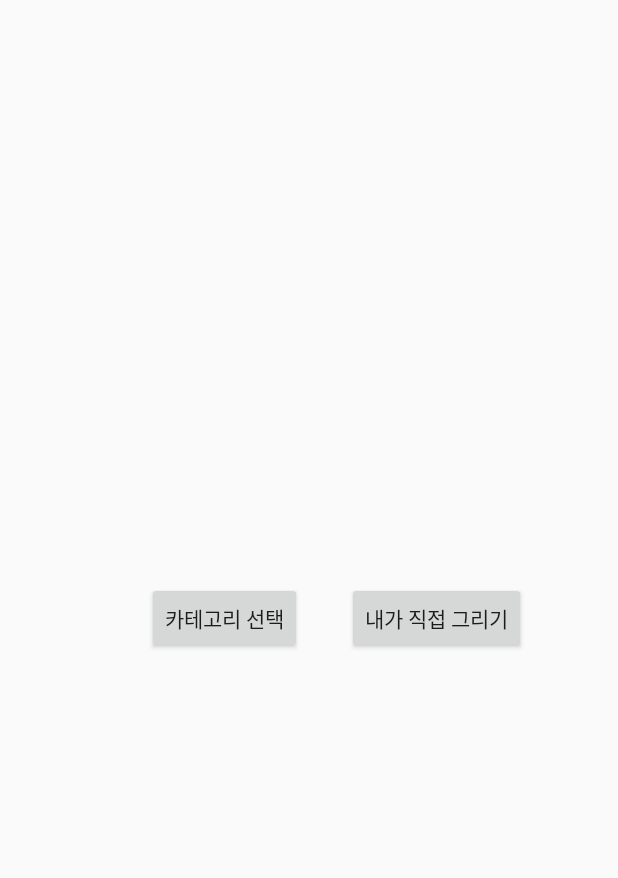
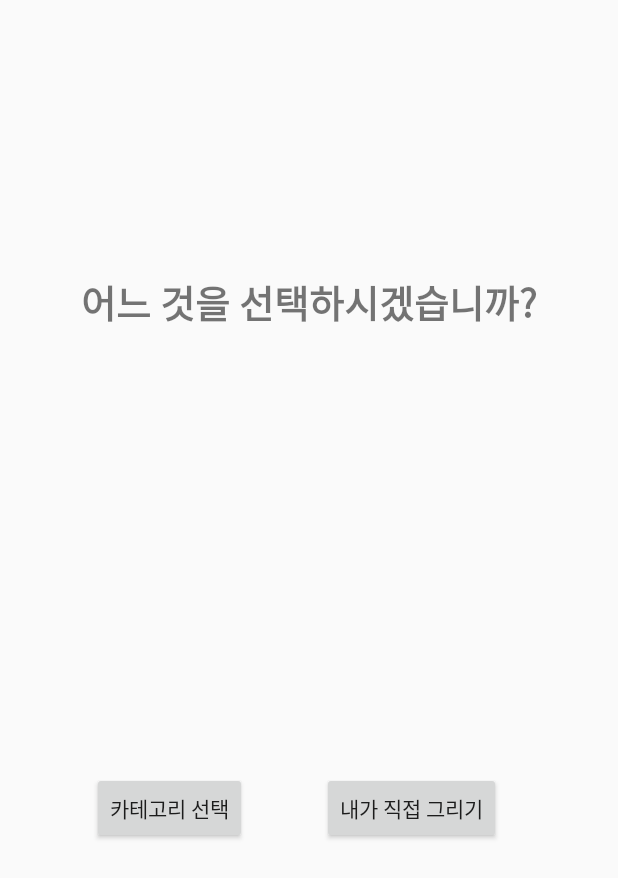
Before and after one commit to Leekyoeun/LifeCurveITShow, an Android app: the layout activity_choose_grapics.xml on its own in the app's theme, with its tools: preview values and no code run, on a phone screen of 412 x 824 dp. Shown: the top 878 px of the screen. Run offline under Robolectric (Android 15) with nearby library versions, the phone set to English and light mode, and no system bars.

Commit message:
20200328_three commit

```diff
--- a/app/src/main/java/com/emirim/lifecurveitshow/LoginActivity.kt
+++ b/app/src/main/java/com/emirim/lifecurveitshow/LoginActivity.kt
@@ -14,5 +14,8 @@ class LoginActivity : AppCompatActivity() {
         RegisterButton.setOnClickListener {
             startActivity(Intent(this, RegisterActivity::class.java))
         }
+        LoginButton.setOnClickListener {
+            startActivity(Intent(this, ChooseGrapicsActivity::class.java))
+        }
     }
 }
--- a/app/src/main/java/com/emirim/lifecurveitshow/RegisterActivity.kt
+++ b/app/src/main/java/com/emirim/lifecurveitshow/RegisterActivity.kt
@@ -1,12 +1,18 @@
 package com.emirim.lifecurveitshow
 
+import android.content.Intent
 import androidx.appcompat.app.AppCompatActivity
 import android.os.Bundle
+import kotlinx.android.synthetic.main.activity_register.*
 
 class RegisterActivity : AppCompatActivity() {
 
     override fun onCreate(savedInstanceState: Bundle?) {
         super.onCreate(savedInstanceState)
         setContentView(R.layout.activity_register)
+
+        OKButton.setOnClickListener{
+            startActivity(Intent(this, ChooseGrapicsActivity::class.java))
+        }
     }
 }
--- a/app/src/main/res/layout/activity_choose_grapics.xml
+++ b/app/src/main/res/layout/activity_choose_grapics.xml
@@ -11,18 +11,32 @@
         android:id="@+id/choosecategory"
         android:layout_width="wrap_content"
         android:layout_height="wrap_content"
-        android:layout_marginEnd="30dp"
+        android:layout_marginStart="11dp"
         android:text="카테고리 선택"
-        app:layout_constraintBottom_toBottomOf="parent"
+        app:layout_constraintBaseline_toBaselineOf="@+id/chooseUserGrapics"
         app:layout_constraintEnd_toStartOf="@+id/chooseUserGrapics"
-        app:layout_constraintTop_toTopOf="parent" />
+        app:layout_constraintStart_toStartOf="parent" />
 
     <Button
         android:id="@+id/chooseUserGrapics"
         android:layout_width="wrap_content"
         android:layout_height="wrap_content"
-        android:layout_marginEnd="61dp"
+        android:layout_marginEnd="28dp"
+        android:layout_marginBottom="261dp"
         android:text="내가 직접 그리기"
-        app:layout_constraintBaseline_toBaselineOf="@+id/choosecategory"
-        app:layout_constraintEnd_toEndOf="parent" />
+        app:layout_constraintBottom_toBottomOf="parent"
+        app:layout_constraintEnd_toEndOf="parent"
+        app:layout_constraintStart_toEndOf="@+id/choosecategory" />
+
+    <TextView
+        android:id="@+id/textView5"
+        android:layout_width="wrap_content"
+        android:layout_height="wrap_content"
+        android:layout_marginTop="182dp"
+        android:text="어느 것을 선택하시겠습니까?"
+        android:textSize="25sp"
+        android:textStyle="bold"
+        app:layout_constraintEnd_toEndOf="parent"
+        app:layout_constraintStart_toStartOf="parent"
+        app:layout_constraintTop_toTopOf="parent" />
 </androidx.constraintlayout.widget.ConstraintLayout>
```
Also changed, not shown: app/src/main/AndroidManifest.xml (+10 -11 lines), app/src/main/java/com/emirim/lifecurveitshow/ChooseCategory.kt (added, +12 -0 lines), app/src/main/java/com/emirim/lifecurveitshow/ChooseGrapicsActivity.kt (added, +21 -0 lines), app/src/main/java/com/emirim/lifecurveitshow/ChooseUserGrapics.kt (added, +12 -0 lines), app/src/main/res/layout/activity_choose_category.xml (added, +9 -0 lines), app/src/main/res/layout/activity_choose_user_grapics.xml (added, +9 -0 lines).
